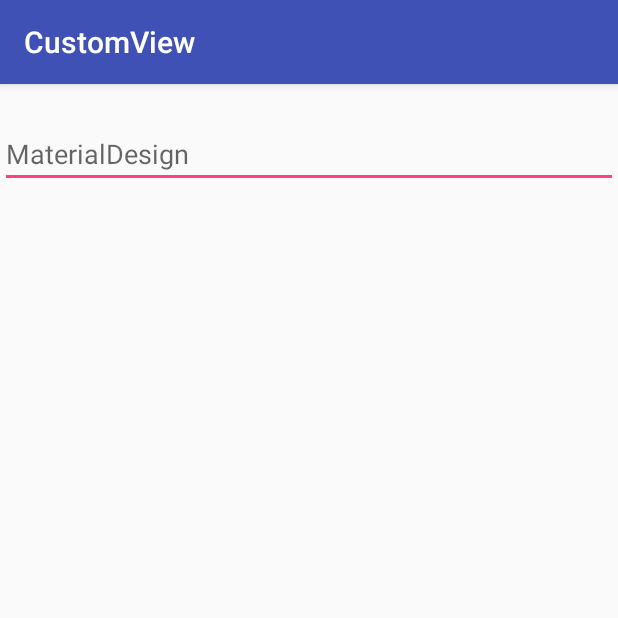
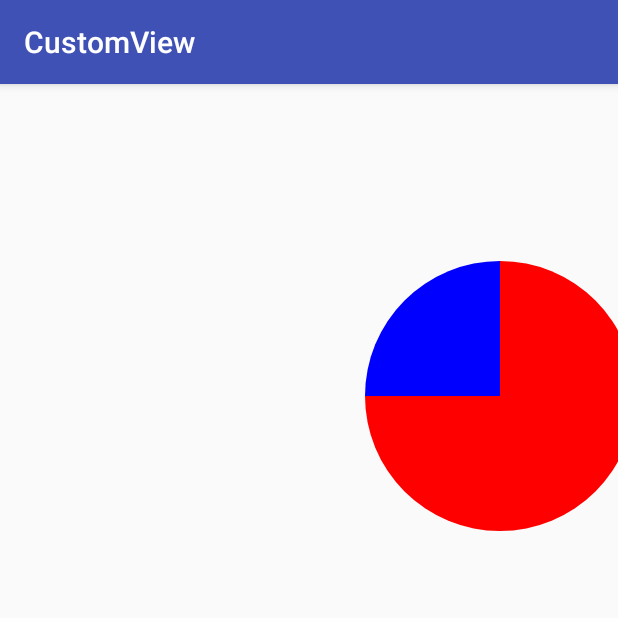
Before and after one commit to lushiyu5277/CustomView, an Android app: the screen it shows after launch (MainActivity), on a phone screen of 412 x 824 dp, the top half of it. Run offline under Robolectric (Android 15) with nearby library versions, the phone set to English and light mode, and no system bars.

Commit message:
MaskView finished

```diff
--- a/app/src/main/java/com/geek/shiyulu/customview/canvasview/MashView.java
+++ /dev/null
@@ -1,35 +0,0 @@
-package com.geek.shiyulu.customview.canvasview;
-
-import android.content.Context;
-import android.graphics.Canvas;
-import android.graphics.Paint;
-import android.support.annotation.Nullable;
-import android.util.AttributeSet;
-import android.view.View;
-
-/**
- * Created by shiyulu on 2018/7/25.
- */
-
-public class MashView extends View {
-
-    private Paint paint;
-
-    public MashView(Context context) {
-        super(context);
-    }
-
-    public MashView(Context context, @Nullable AttributeSet attrs) {
-        super(context, attrs);
-        paint = new Paint(Paint.ANTI_ALIAS_FLAG);
-    }
-
-    public MashView(Context context, @Nullable AttributeSet attrs, int defStyleAttr) {
-        super(context, attrs, defStyleAttr);
-    }
-
-    @Override
-    protected void onDraw(Canvas canvas) {
-        super.onDraw(canvas);
-    }
-}
--- /dev/null
+++ b/app/src/main/java/com/geek/shiyulu/customview/canvasview/MaskView.java
@@ -0,0 +1,69 @@
+package com.geek.shiyulu.customview.canvasview;
+
+import android.content.Context;
+import android.graphics.Bitmap;
+import android.graphics.BitmapFactory;
+import android.graphics.Canvas;
+import android.graphics.Color;
+import android.graphics.Paint;
+import android.graphics.PorterDuff;
+import android.graphics.PorterDuffXfermode;
+import android.graphics.RectF;
+import android.graphics.Xfermode;
+import android.support.annotation.Nullable;
+import android.util.AttributeSet;
+import android.view.View;
+
+import com.geek.shiyulu.customview.R;
+import com.geek.shiyulu.customview.utils.UIUtil;
+
+import static android.graphics.Canvas.ALL_SAVE_FLAG;
+
+/**
+ * Created by shiyulu on 2018/7/25.
+ */
+
+public class MaskView extends View {
+
+    private static final int WIDTH = (int) UIUtil.dpToPixel(320);
+    private static final int HEIGHT = (int) UIUtil.dpToPixel(180);
+
+    private Paint paint;
+    Bitmap bitmap;
+    RectF rectF;
+    Xfermode xfermodeSrcIn = new PorterDuffXfermode(PorterDuff.Mode.SRC_IN);
+    Xfermode xfermodeDstIn = new PorterDuffXfermode(PorterDuff.Mode.DST_IN);
+
+    public MaskView(Context context) {
+        super(context);
+    }
+
+    public MaskView(Context context, @Nullable AttributeSet attrs) {
+        super(context, attrs);
+        paint = new Paint(Paint.ANTI_ALIAS_FLAG);
+        paint.setStyle(Paint.Style.FILL);
+        bitmap = BitmapFactory.decodeResource(getResources(), R.mipmap.assassin);
+        rectF = new RectF(0, 0, bitmap.getWidth(), bitmap.getHeight());
+    }
+
+    public MaskView(Context context, @Nullable AttributeSet attrs, int defStyleAttr) {
+        super(context, attrs, defStyleAttr);
+    }
+
+    @Override
+    protected void onDraw(Canvas canvas) {
+        super.onDraw(canvas);
+        int saved = canvas.saveLayer(null, paint, ALL_SAVE_FLAG);
+//        canvas.drawCircle(getWidth() / 2, getHeight() / 2, HEIGHT / 2, paint);
+//        paint.setXfermode(xfermodeSrcIn);
+//        canvas.drawBitmap(bitmap, getWidth() / 2 - HEIGHT / 2, getHeight() / 2 - HEIGHT / 2, paint);
+        paint.setColor(Color.RED);
+        canvas.drawCircle(rectF.right, rectF.bottom, HEIGHT / 2, paint);
+        paint.setXfermode(xfermodeSrcIn);
+        paint.setColor(Color.BLUE);
+        canvas.drawRect(rectF, paint);
+        paint.setXfermode(null);
+        canvas.restoreToCount(saved);
+        paint.setColor(Color.BLACK);
+    }
+}
--- a/app/src/main/res/layout/activity_main.xml
+++ b/app/src/main/res/layout/activity_main.xml
@@ -19,15 +19,19 @@
         <!--android:layout_width="match_parent"-->
         <!--android:layout_height="match_parent" />-->
 
-    <FrameLayout
+    <!--<FrameLayout-->
+        <!--android:layout_width="match_parent"-->
+        <!--android:layout_height="wrap_content">-->
+
+        <!--<com.geek.shiyulu.customview.extendview.MaterialEditText-->
+            <!--android:layout_width="match_parent"-->
+            <!--android:layout_height="wrap_content"-->
+            <!--android:hint="MaterialDesign"/>-->
+
+    <!--</FrameLayout>-->
+
+    <com.geek.shiyulu.customview.canvasview.MaskView
         android:layout_width="match_parent"
-        android:layout_height="wrap_content">
-
-        <com.geek.shiyulu.customview.extendview.MaterialEditText
-            android:layout_width="match_parent"
-            android:layout_height="wrap_content"
-            android:hint="MaterialDesign"/>
-
-    </FrameLayout>
+        android:layout_height="match_parent" />
 
 </LinearLayout>
```
Also changed, not shown: app/src/main/res/mipmap-xxhdpi/assassin.jpg (added).
